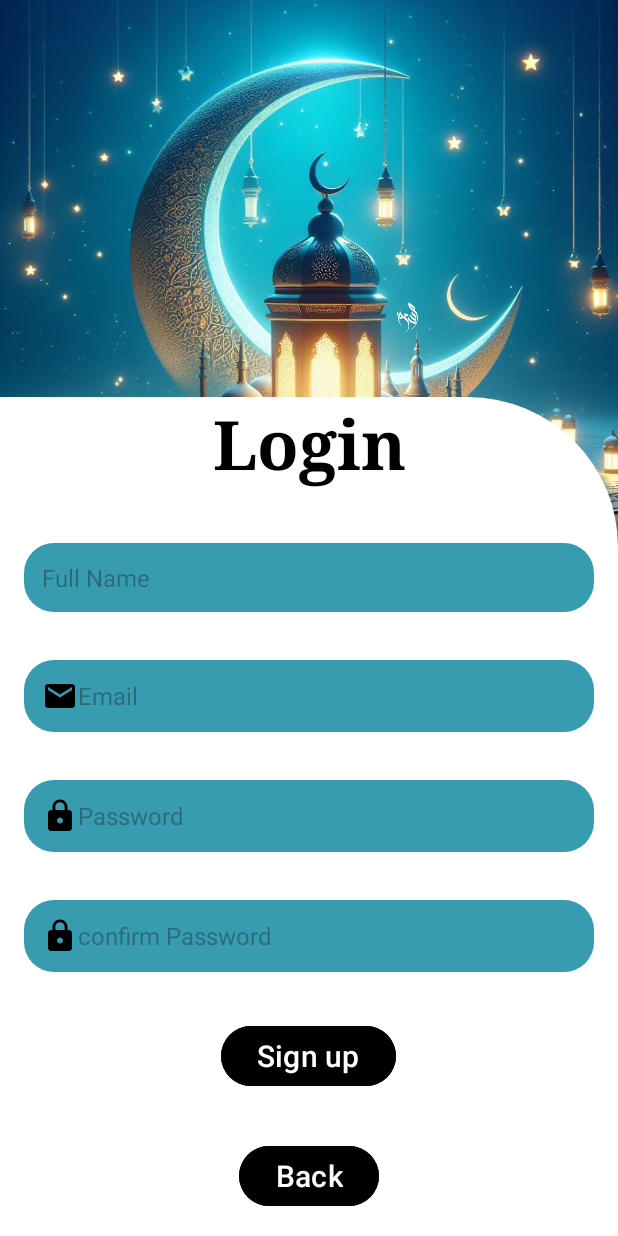
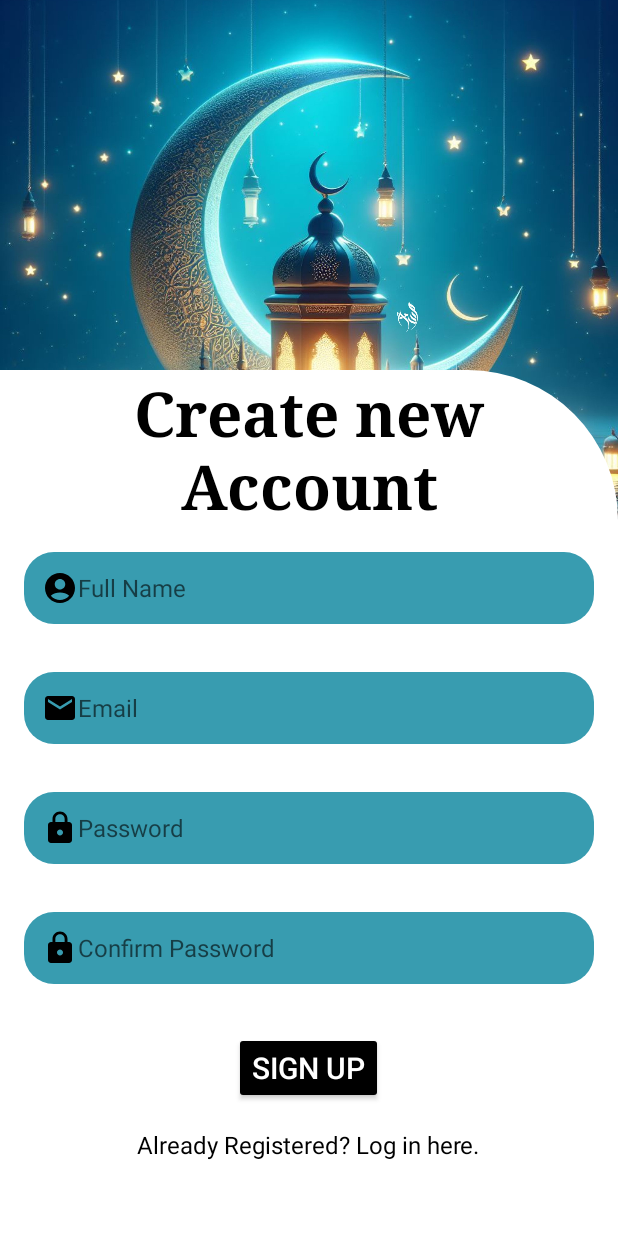
Before and after one commit to Ghaziyassine/AndroidQuizApp, an Android app: the screen it shows after launch (registerActivity), after a tap on "Don't have an account? Register here", on a phone screen of 412 x 824 dp. Run offline under Robolectric (Android 15) with nearby library versions, the light colour scheme and no system bars; our stand-ins replace Firebase (no records; nobody signed in at launch, a user with empty details on screens opened directly); libraries missing offline, so code that uses them is left out: com.facebook.login; 1 other tap on this screen came first.

Commit message:
google login/theme

```diff
--- a/app/build.gradle.kts
+++ b/app/build.gradle.kts
@@ -33,11 +33,13 @@ android {
 }
 
 dependencies {
+    implementation("com.facebook.android:facebook-login:latest.release")
     implementation("com.mikhaellopez:circularprogressbar:3.1.0")
     implementation("androidx.appcompat:appcompat:1.6.1")
     implementation("com.google.android.material:material:1.11.0")
     implementation("androidx.constraintlayout:constraintlayout:2.1.4")
     implementation("com.google.firebase:firebase-auth:22.3.1")
+    implementation("com.google.android.gms:play-services-auth:21.0.0")
     testImplementation("junit:junit:4.13.2")
     androidTestImplementation("androidx.test.ext:junit:1.1.5")
     androidTestImplementation("androidx.test.espresso:espresso-core:3.5.1")
--- a/app/src/main/java/com/example/quizapp_baghdad_ghazi/loginActivity.java
+++ b/app/src/main/java/com/example/quizapp_baghdad_ghazi/loginActivity.java
@@ -1,6 +1,7 @@
 package com.example.quizapp_baghdad_ghazi;
 
 import androidx.annotation.NonNull;
+import androidx.annotation.Nullable;
 import androidx.appcompat.app.AppCompatActivity;
 
 import android.content.Intent;
@@ -9,20 +10,41 @@ import android.text.TextUtils;
 import android.view.View;
 import android.widget.Button;
 import android.widget.EditText;
+import android.widget.ImageView;
 import android.widget.TextView;
 import android.widget.Toast;
 
+import com.facebook.login.Login;
+import com.google.android.gms.auth.api.signin.GoogleSignIn;
+import com.google.android.gms.auth.api.signin.GoogleSignInAccount;
+import com.google.android.gms.auth.api.signin.GoogleSignInClient;
+import com.google.android.gms.auth.api.signin.GoogleSignInOptions;
+import com.google.android.gms.common.SignInButton;
+import com.google.android.gms.common.api.ApiException;
 import com.google.android.gms.tasks.OnCompleteListener;
 import com.google.android.gms.tasks.Task;
+import com.google.firebase.auth.AuthCredential;
 import com.google.firebase.auth.AuthResult;
 import com.google.firebase.auth.FirebaseAuth;
+import com.google.firebase.auth.FirebaseUser;
+import com.google.firebase.auth.GoogleAuthProvider;
 
 public class loginActivity extends AppCompatActivity {
     private EditText etLogin, etPassword;
     private Button bLogin;
     private TextView tvRegister;
     private FirebaseAuth mAuth;
+    GoogleSignInClient mGoogleSignInClient;
+    private static final int RC_SIGN_IN = 91; // Any unique integer code
 
+    @Override
+    protected void onActivityResult(int requestCode, int resultCode, @Nullable Intent data) {
+        super.onActivityResult(requestCode, resultCode, data);
+
+        if (requestCode == RC_SIGN_IN) {
+            Task<GoogleSignInAccount> task = GoogleSignIn.getSignedInAccountFromIntent(data);
+            handleSignInResult(task);
+        }}
     @Override
     protected void onCreate(Bundle savedInstanceState) {
         super.onCreate(savedInstanceState);
@@ -34,7 +56,22 @@ public class loginActivity extends AppCompatActivity {
         tvRegister = findViewById(R.id.tvRegister);
 
         mAuth = FirebaseAuth.getInstance();
+        GoogleSignInOptions gso = new GoogleSignInOptions.Builder(GoogleSignInOptions.DEFAULT_SIGN_IN)
+                .requestIdToken(getString(R.string.client_id))
+                .requestEmail()
+                .build();
 
+
+
+
+        mGoogleSignInClient = GoogleSignIn.getClient(this, gso);
+        SignInButton signInButton = findViewById(R.id.googleSignInButton);
+        signInButton.setOnClickListener(new View.OnClickListener() {
+            @Override
+            public void onClick(View v) {
+                signIn();
+            }
+        });
         bLogin.setOnClickListener(new View.OnClickListener() {
             @Override
             public void onClick(View v) {
@@ -78,6 +115,55 @@ public class loginActivity extends AppCompatActivity {
                 startActivity(intent);
             }
         });
+        mGoogleSignInClient = GoogleSignIn.getClient(this,new GoogleSignInOptions.Builder(GoogleSignInOptions.DEFAULT_SIGN_IN)
+                .requestIdToken(getString(R.string.client_id))
+                .requestEmail()
+                .build());
     }
 
+
+
+    private void handleSignInResult(Task<GoogleSignInAccount> completedTask) {
+        try {
+            if (completedTask.isSuccessful()) {
+                // Signed in successfully, proceed to sign in with Firebase
+                GoogleSignInAccount account = completedTask.getResult(ApiException.class);
+                firebaseAuthWithGoogle(account.getIdToken());
+            } else {
+                // Sign in failed, display a message to the user
+                Toast.makeText(this, "Sign in failed!", Toast.LENGTH_SHORT).show();
+            }
+        } catch (ApiException e) {
+        }
+    }
+
+    private void firebaseAuthWithGoogle(String idToken) {
+        AuthCredential credential = GoogleAuthProvider.getCredential(idToken, null);
+        mAuth.signInWithCredential(credential)
+                .addOnCompleteListener(this, new OnCompleteListener<AuthResult>() {
+                    @Override
+                    public void onComplete(@NonNull Task<AuthResult> task) {
+                        if (task.isSuccessful()) {
+                            // Sign in success, update UI with the signed-in user's information
+                            FirebaseUser user = mAuth.getCurrentUser();
+                            Intent intent = new Intent(getApplicationContext(),MainActivity
+                                    .class);
+                            startActivity(intent);
+                            finish();
+                        } else {
+                            // If sign in fails, display a message to the user.
+                            Toast.makeText(loginActivity.this,"ERROR",Toast.LENGTH_SHORT).show();
+                            return;
+                        }
+                    }
+                });
+
+
+    }
+
+
+    private void signIn() {
+        Intent signInIntent = mGoogleSignInClient.getSignInIntent();
+        startActivityForResult(signInIntent, RC_SIGN_IN);
+    }
 }
--- a/app/src/main/java/com/example/quizapp_baghdad_ghazi/registerActivity.java
+++ b/app/src/main/java/com/example/quizapp_baghdad_ghazi/registerActivity.java
@@ -24,7 +24,7 @@ public class registerActivity extends AppCompatActivity {
     private EditText etPassword;
     private EditText etConfirmPassword;
     private Button btnRegister;
-    private Button bBack;
+    private TextView tvBack;
 
     private FirebaseAuth mAuth;
 
@@ -42,7 +42,7 @@ public class registerActivity extends AppCompatActivity {
         etPassword = findViewById(R.id.etPassword);
         etConfirmPassword = findViewById(R.id.etConfirmPassword);
         btnRegister = findViewById(R.id.bLogin); // Button text should be "register" based on your layout
-        bBack = (Button) findViewById(R.id.bBack);
+        tvBack =  findViewById(R.id.tvBack);
         // Set click listener for register button
         btnRegister.setOnClickListener(new View.OnClickListener() {
             @Override
@@ -67,7 +67,7 @@ public class registerActivity extends AppCompatActivity {
                 }
             }
         });
-        bBack.setOnClickListener(new View.OnClickListener() {
+        tvBack.setOnClickListener(new View.OnClickListener() {
             @Override
             public void onClick(View v) {
                 // Navigate to activity_login.xml
--- /dev/null
+++ b/app/src/main/res/drawable/baseline_account_circle_24.xml
@@ -0,0 +1,5 @@
+<vector android:height="24dp" android:tint="#000000"
+    android:viewportHeight="24" android:viewportWidth="24"
+    android:width="24dp" xmlns:android="http://schemas.android.com/apk/res/android">
+    <path android:fillColor="@android:color/white" android:pathData="M12,2C6.48,2 2,6.48 2,12s4.48,10 10,10s10,-4.48 10,-10S17.52,2 12,2zM12,6c1.93,0 3.5,1.57 3.5,3.5S13.93,13 12,13s-3.5,-1.57 -3.5,-3.5S10.07,6 12,6zM12,20c-2.03,0 -4.43,-0.82 -6.14,-2.88C7.55,15.8 9.68,15 12,15s4.45,0.8 6.14,2.12C16.43,19.18 14.03,20 12,20z"/>
+</vector>
--- a/app/src/main/res/layout/activity_register.xml
+++ b/app/src/main/res/layout/activity_register.xml
@@ -4,8 +4,7 @@
     xmlns:tools="http://schemas.android.com/tools"
     android:layout_width="match_parent"
     android:layout_height="match_parent"
-
-    tools:context=".loginActivity">
+    tools:context=".registerActivity">
 
     <!-- Background with Split Color -->
     <ImageView
@@ -15,10 +14,9 @@
         android:scaleType="centerCrop"
         android:src="@drawable/logo" />
 
-
-    <!-- Login Container -->
+    <!-- Register Container -->
     <LinearLayout
-        android:id="@+id/loginContainer"
+        android:id="@+id/registerContainer"
         android:layout_width="match_parent"
         android:layout_height="wrap_content"
         android:layout_alignParentBottom="true"
@@ -27,15 +25,16 @@
         android:orientation="vertical">
 
         <TextView
-            android:layout_width="match_parent"
+            android:layout_width="wrap_content"
             android:layout_height="wrap_content"
-            android:layout_marginBottom="20sp"
             android:fontFamily="fantasy"
             android:gravity="center"
-            android:text="Login"
+            android:text="Create new Account"
             android:textColor="@color/black"
-            android:textSize="45sp"
+            android:textSize="41sp"
             android:textStyle="bold" />
+
+
         <!-- Name EditText -->
         <EditText
             android:id="@+id/etName"
@@ -43,11 +42,13 @@
             android:layout_height="wrap_content"
             android:layout_margin="16dp"
             android:background="@drawable/rounded_button"
+            android:drawableLeft="@drawable/baseline_account_circle_24"
             android:hint="Full Name"
-            android:inputType="textEmailAddress"
+            android:inputType="text"
             android:padding="12dp"
             android:textColor="@android:color/black"
             android:textSize="16sp" />
+
         <!-- Email EditText -->
         <EditText
             android:id="@+id/etLogin"
@@ -75,7 +76,8 @@
             android:padding="12dp"
             android:textColor="@android:color/black"
             android:textSize="16sp" />
-        <!-- Password EditText -->
+
+        <!-- Confirm Password EditText -->
         <EditText
             android:id="@+id/etConfirmPassword"
             android:layout_width="match_parent"
@@ -83,13 +85,13 @@
             android:layout_margin="16dp"
             android:background="@drawable/rounded_button"
             android:drawableLeft="@drawable/baseline_lock_24"
-            android:hint="confirm Password"
+            android:hint="Confirm Password"
             android:inputType="textPassword"
             android:padding="12dp"
             android:textColor="@android:color/black"
             android:textSize="16sp" />
 
-        <!-- Sign In Button -->
+        <!-- Register Button -->
         <Button
             android:id="@+id/bLogin"
             android:layout_width="wrap_content"
@@ -97,22 +99,21 @@
             android:layout_gravity="center"
             android:layout_margin="16dp"
             android:backgroundTint="@color/black"
-            android:text="Sign up"
+            android:text="Sign Up"
             android:textColor="@color/white"
-            android:textSize="20sp" /> <!-- Set background here -->
+            android:textSize="20sp" />
 
-        <!-- Back  Button -->
-        <Button
-            android:id="@+id/bBack"
+
+        <!-- Back to Login TextView -->
+        <TextView
+            android:id="@+id/tvBack"
             android:layout_width="wrap_content"
             android:layout_height="wrap_content"
             android:layout_gravity="center"
-            android:layout_margin="16dp"
-            android:backgroundTint="@color/black"
-            android:text="Back"
-            android:textColor="@color/white"
-            android:textSize="20sp" /> <!-- Set background here -->
-
+            android:layout_marginBottom="50dp"
+            android:text="Already Registered? Log in here."
+            android:textColor="@android:color/black"
+            android:textSize="16sp" />
     </LinearLayout>
 
 </RelativeLayout>
--- a/app/src/main/res/values-night/themes.xml
+++ b/app/src/main/res/values-night/themes.xml
@@ -1,6 +1,6 @@
 <resources xmlns:tools="http://schemas.android.com/tools">
     <!-- Base application theme. -->
-    <style name="Base.Theme.QUIZAPP_BAGHDAD_GHAZI" parent="Theme.Material3.DayNight.NoActionBar">
+    <style name="Base.Theme.QUIZAPP_BAGHDAD_GHAZI" parent="Theme.Design.Light.NoActionBar">
         <!-- Customize your dark theme here. -->
         <!-- <item name="colorPrimary">@color/my_dark_primary</item> -->
     </style>
--- a/app/src/main/res/values/arrays.xml
+++ b/app/src/main/res/values/arrays.xml
@@ -50,7 +50,7 @@
         <item>2</item> <!-- Index of correct answer for Question 2 -->
         <item>0</item> <!-- Index of correct answer for Question 3 -->
         <item>3</item> <!-- Index of correct answer for Question 4 -->
-        <item>3</item> <!-- Index of correct answer for Question 4 -->
+        <item>3</item> <!-- Index of correct answer for Question 5 -->
 
         <!-- Add more correct answers as needed -->
     </integer-array>
--- a/app/src/main/res/values/ids.xml
+++ b/app/src/main/res/values/ids.xml
@@ -1,4 +1,6 @@
 <?xml version="1.0" encoding="utf-8"?>
+<!-- ids.xml -->
+
 <resources>
     <item name="quizLayout" type="id" />
     <item name="tvQuestionNumber" type="id" />
--- a/app/src/main/res/values/strings.xml
+++ b/app/src/main/res/values/strings.xml
@@ -2,4 +2,9 @@
     <string name="app_name">QUIZAPP_BAGHDAD_GHAZI</string>
     <string name="question_number">Question %1$d/%2$d</string>
 
+    <!-- Facebook Sign-In Button -->
+    <string name="facebook_app_id">1234</string>
+    <string name="fb_login_protocol_scheme">fb1234</string>
+    <string name="facebook_client_token">56789</string>
+    <string name="client_id">46364621203-gqt3gisshnv4oq02kgtavekqnt4t0u3g.apps.googleusercontent.com</string>
 </resources>
--- a/app/src/main/res/values/themes.xml
+++ b/app/src/main/res/values/themes.xml
@@ -1,6 +1,6 @@
 <resources xmlns:tools="http://schemas.android.com/tools">
     <!-- Base application theme. -->
-    <style name="Base.Theme.QUIZAPP_BAGHDAD_GHAZI" parent="Theme.Material3.DayNight.NoActionBar">
+    <style name="Base.Theme.QUIZAPP_BAGHDAD_GHAZI" parent="Theme.AppCompat.Light.NoActionBar">
         <!-- Customize your light theme here. -->
         <!-- <item name="colorPrimary">@color/my_light_primary</item> -->
     </style>
```
Also changed, not shown: app/src/main/res/layout/activity_login.xml (+20 -7 lines), 1 other file.
